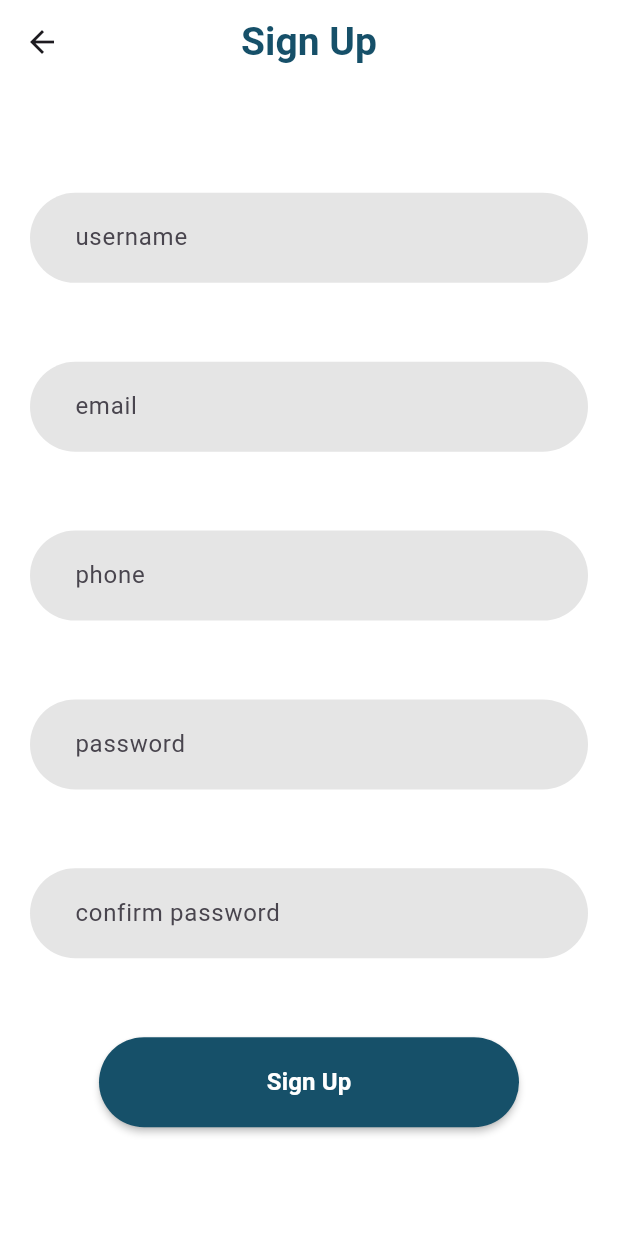
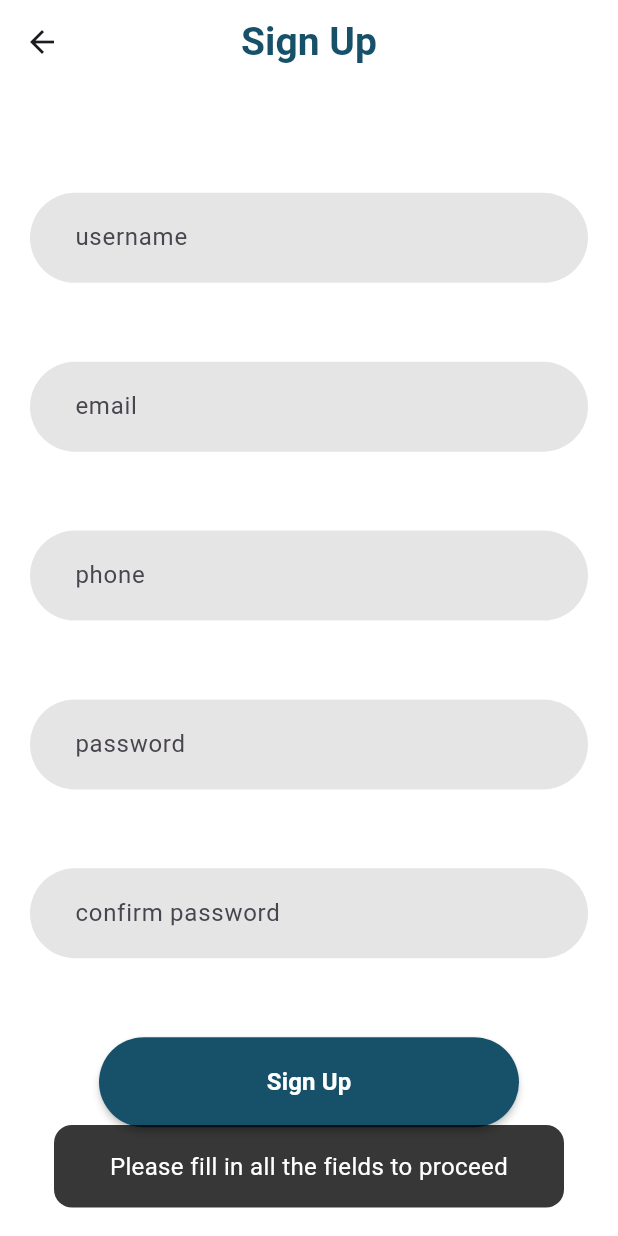
Before and after one commit to Varun-K34/TechQRMaintance, a Flutter app: the SignupScreen screen opened directly, after a tap on "Sign Up", on a phone screen of 412 x 824 dp. Run offline on Flutter 3.47's test engine with Material 3 defaults, Android fonts, the light colour scheme and no system bars; our stand-ins replace bloc, dartz, dio, flutter_bloc, freezed_annotation, get_it and 2 more; missing offline and left inert: mobile_scanner; accounts and stored records are empty.

Commit message:
Add authentication bloc and related models; update dependencies and configurations

```diff
--- a/lib/Screens/Authentication/signup_screen.dart
+++ b/lib/Screens/Authentication/signup_screen.dart
@@ -1,9 +1,21 @@
+import 'dart:developer';
+
 import 'package:flutter/material.dart';
+import 'package:flutter_bloc/flutter_bloc.dart';
 import 'package:techqrmaintance/Screens/Widgets/custom_button.dart';
 import 'package:techqrmaintance/Screens/Widgets/custom_textfield.dart';
+import 'package:techqrmaintance/Screens/Widgets/snakbar_widget.dart';
+import 'package:techqrmaintance/application/authbloc/authbloc_bloc.dart';
+import 'package:techqrmaintance/domain/authregmodel/model/auth_reg_model.dart';
 
 class SignupScreen extends StatelessWidget {
-  const SignupScreen({super.key});
+  final TextEditingController _usernameController = TextEditingController();
+  final TextEditingController _emailController = TextEditingController();
+  final TextEditingController _phoneController = TextEditingController();
+  final TextEditingController _passwordController = TextEditingController();
+  final TextEditingController _confirmPasswordController =
+      TextEditingController();
+  SignupScreen({super.key});
 
   @override
   Widget build(BuildContext context) {
@@ -28,15 +40,76 @@ class SignupScreen extends StatelessWidget {
           SizedBox(
             height: 20,
           ),
-          CustomTextField(hintText: "username"),
-          CustomTextField(hintText: "email"),
-          CustomTextField(hintText: "phone"),
-          CustomTextField(hintText: "password"),
-          CustomTextField(hintText: "confirm password"),
-          CustomMaterialButton(
-            text: "Sign Up",
-            onPressed: () {},
+          CustomTextField(
+            hintText: "username",
+            controller: _usernameController,
           ),
+          CustomTextField(
+            hintText: "email",
+            controller: _emailController,
+          ),
+          CustomTextField(
+            hintText: "phone",
+            controller: _phoneController,
+          ),
+          CustomTextField(
+            hintText: "password",
+            controller: _passwordController,
+          ),
+          CustomTextField(
+            hintText: "confirm password",
+            controller: _confirmPasswordController,
+          ),
+          BlocListener<AuthblocBloc, AuthblocState>(listener: (context, state) {
+            if (state.isError) {
+              CustomSnackbar.shows(context,
+                  message: "Oops! Something went wrong. Please try again.");
+            }
+          }, child: BlocBuilder<AuthblocBloc, AuthblocState>(
+            builder: (context, state) {
+              return state.isloading == true
+                  ? CircularProgressIndicator()
+                  : CustomMaterialButton(
+                      text: "Sign Up",
+                      onPressed: () {
+                        final String username = _usernameController.text.trim();
+                        final String email = _emailController.text.trim();
+                        final String password = _passwordController.text.trim();
+                        if (username.isEmpty &&
+                            email.isEmpty &&
+                            password.isEmpty) {
+                          CustomSnackbar.shows(context,
+                              message:
+                                  "Please fill in all the fields to proceed");
+                          return;
+                        } else if (username.isEmpty) {
+                          CustomSnackbar.shows(context,
+                              message: "Username cannot be empty");
+                          return;
+                        } else if (email.isEmpty) {
+                          CustomSnackbar.shows(context,
+                              message: "Email cannot be empty");
+                          return;
+                        } else if (password.isEmpty) {
+                          CustomSnackbar.shows(context,
+                              message: "Password cannot be empty");
+                          return;
+                        }
+                        final model = AuthRegModel(
+                          name: username,
+                          email: email,
+                          password: password,
+                        );
+                        log(model.toJson().toString());
+                        context.read<AuthblocBloc>().add(
+                              AuthblocEvent.signup(
+                                authmodel: model,
+                              ),
+                            );
+                      },
+                    );
+            },
+          )),
           SizedBox(
             height: 20,
           ),
--- /dev/null
+++ b/lib/Screens/Widgets/snakbar_widget.dart
@@ -0,0 +1,61 @@
+import 'package:flutter/material.dart';
+
+class CustomSnackbar {
+  static void shows(
+    BuildContext context, {
+    required String message,
+    Color? backgroundColor,
+    Color textColor = Colors.white,
+    Duration duration = const Duration(seconds: 3),
+    IconData? icon,
+  }) {
+    backgroundColor ??= Colors.transparent.withAlpha(200);
+
+    final snackBar = SnackBar(
+      backgroundColor: Colors.transparent,
+      elevation: 0,
+      duration: duration,
+      content: Container(
+        padding: const EdgeInsets.all(16),
+        decoration: BoxDecoration(
+          color: backgroundColor,
+          borderRadius: BorderRadius.circular(12),
+          boxShadow: const [
+            BoxShadow(
+              color: Colors.transparent,
+              blurRadius: 10,
+              offset: Offset(0, 2),
+            ),
+          ],
+        ),
+        child: Row(
+          mainAxisSize: MainAxisSize.min,
+          children: [
+            if (icon != null)
+              Icon(
+                icon,
+                color: textColor,
+              ),
+            if (icon != null) const SizedBox(width: 12),
+            Expanded(
+              child: Text(
+                message,
+                textAlign: TextAlign.center,
+                style: TextStyle(color: textColor, fontSize: 16),
+              ),
+            ),
+          ],
+        ),
+      ),
+      behavior: SnackBarBehavior.floating,
+      margin: const EdgeInsets.symmetric(
+        horizontal: 20,
+        vertical: 5,
+      ),
+    );
+
+    ScaffoldMessenger.of(context)
+      ..hideCurrentSnackBar()
+      ..showSnackBar(snackBar);
+  }
+}
--- a/lib/Screens/home/home.dart
+++ b/lib/Screens/home/home.dart
@@ -1,5 +1,3 @@
-
-
 import 'package:flutter/material.dart';
 import 'package:techqrmaintance/Screens/home/widgets/grid_button.dart';
 import 'package:techqrmaintance/Screens/home/widgets/task_summary.dart';
--- a/lib/Screens/home/widgets/grid_button.dart
+++ b/lib/Screens/home/widgets/grid_button.dart
@@ -23,7 +23,7 @@ class GridContainerButton extends StatelessWidget {
       onTap: () {
         switch (title) {
           case "SCAN QR":
-          Navigator.of(context).push(createRoute(ScanQr()));
+            Navigator.of(context).push(createRoute(ScanQr()));
             break;
 
           case "ADD DEVICE":
--- /dev/null
+++ b/lib/application/authbloc/authbloc_event.dart
@@ -0,0 +1,9 @@
+part of 'authbloc_bloc.dart';
+
+@freezed
+class AuthblocEvent with _$AuthblocEvent {
+  /*
+   * signup
+   */
+  const factory AuthblocEvent.signup({required AuthRegModel authmodel}) = Signup;
+}
--- /dev/null
+++ b/lib/application/authbloc/authbloc_state.dart
@@ -0,0 +1,16 @@
+part of 'authbloc_bloc.dart';
+
+@freezed
+class AuthblocState with _$AuthblocState {
+  const factory AuthblocState.authenticatedstate({
+    required List<AuthRegModel> authlist,
+    required bool isloading,
+    required bool isError,
+  }) = Authenticatedstate;
+
+  factory AuthblocState.initial() => const AuthblocState.authenticatedstate(
+        authlist: [],
+        isloading: false,
+        isError: false,
+      );
+}
--- /dev/null
+++ b/lib/domain/authregmodel/auth_repo.dart
@@ -0,0 +1,7 @@
+import 'package:dartz/dartz.dart';
+import 'package:techqrmaintance/domain/authregmodel/model/auth_reg_model.dart';
+import 'package:techqrmaintance/domain/core/failures/main_failurs.dart';
+
+abstract class AuthRepoReg {
+  Future<Either<MainFailurs,AuthRegModel>> getAuthRespo({required AuthRegModel authModel});
+}
--- /dev/null
+++ b/lib/domain/authregmodel/model/auth_reg_model.dart
@@ -0,0 +1,29 @@
+import 'package:json_annotation/json_annotation.dart';
+
+
+part 'auth_reg_model.g.dart';
+
+@JsonSerializable()
+class AuthRegModel {
+  @JsonKey(name: 'name')
+  String? name;
+  @JsonKey(name: 'email')
+  String? email;
+  @JsonKey(name: 'password')
+  String? password;
+  @JsonKey(name: 'role')
+  String? role;
+
+  AuthRegModel({
+    this.name,
+    this.email,
+    this.password,
+    this.role = "technician",
+  });
+
+  factory AuthRegModel.fromJson(Map<String, dynamic> json) {
+    return _$AuthRegModelFromJson(json);
+  }
+
+  Map<String, dynamic> toJson() => _$AuthRegModelToJson(this);
+}
--- /dev/null
+++ b/lib/domain/core/di/injuctable.dart
@@ -0,0 +1,10 @@
+import 'package:get_it/get_it.dart';
+import 'package:injectable/injectable.dart';
+import 'package:techqrmaintance/domain/core/di/injuctable.config.dart';
+
+final getit = GetIt.instance;
+
+@InjectableInit()
+Future<void> configinjuction() async {
+  await getit.init(environment: Environment.prod);
+}
--- /dev/null
+++ b/lib/domain/core/failures/main_failurs.dart
@@ -0,0 +1,8 @@
+import 'package:freezed_annotation/freezed_annotation.dart';
+part 'main_failurs.freezed.dart';
+
+@freezed
+class MainFailurs with _$MainFailurs {
+  const factory MainFailurs.clientFailure() = _clientFailure;
+  const factory MainFailurs.serverFailure() = _serverFailure;
+}
--- a/pubspec.yaml
+++ b/pubspec.yaml
@@ -43,6 +43,7 @@ dependencies:
   get_it: ^8.0.3
   injectable: ^2.5.0
   injectable_generator: ^2.7.0
+  shared_preferences: ^2.5.1
 
 dev_dependencies:
   flutter_test:
```
Also changed, not shown: lib/application/authbloc/authbloc_bloc.dart (added, +44 -0 lines), lib/core/strings.dart (added, +9 -0 lines), lib/infrastructure/api_token_generator.dart (added, +65 -0 lines), lib/infrastructure/authservices/auth_services.dart (added, +35 -0 lines), lib/main.dart (+16 -4 lines), lib/Screens/home/widgets/task_summary.dart (line endings or trailing spaces), lib/application/authbloc/authbloc_bloc.freezed.dart (added), lib/domain/authregmodel/model/auth_reg_model.g.dart (added), lib/domain/core/di/injuctable.config.dart (added), lib/domain/core/failures/main_failurs.freezed.dart (added), pubspec.lock, 2 other files.
